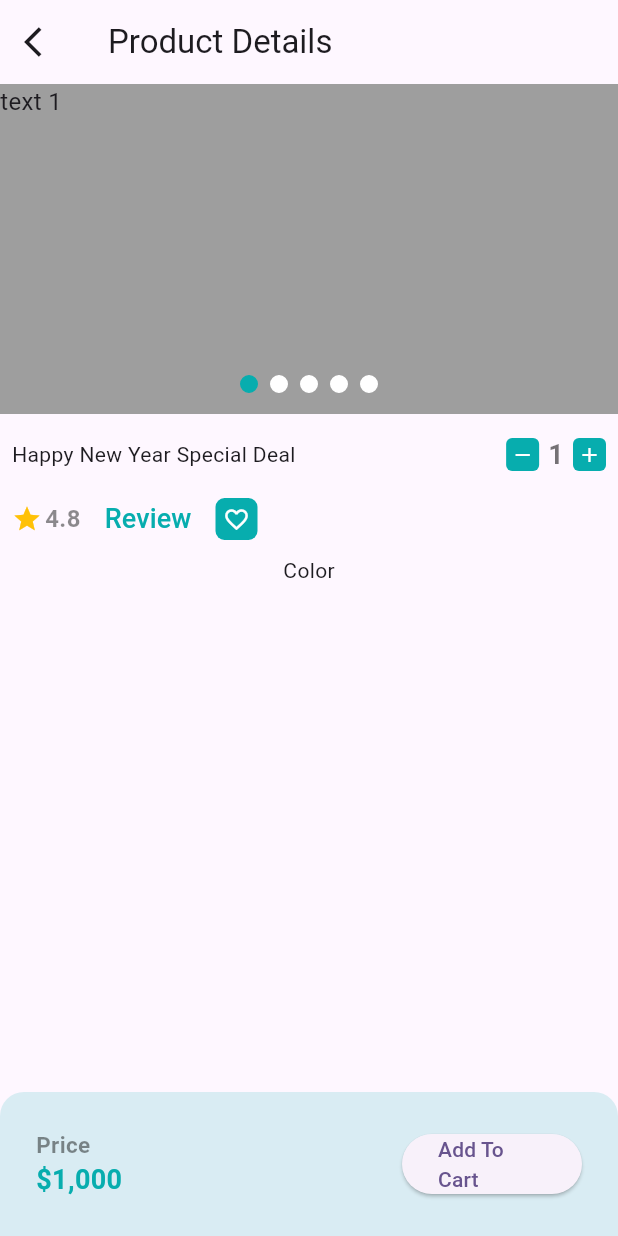
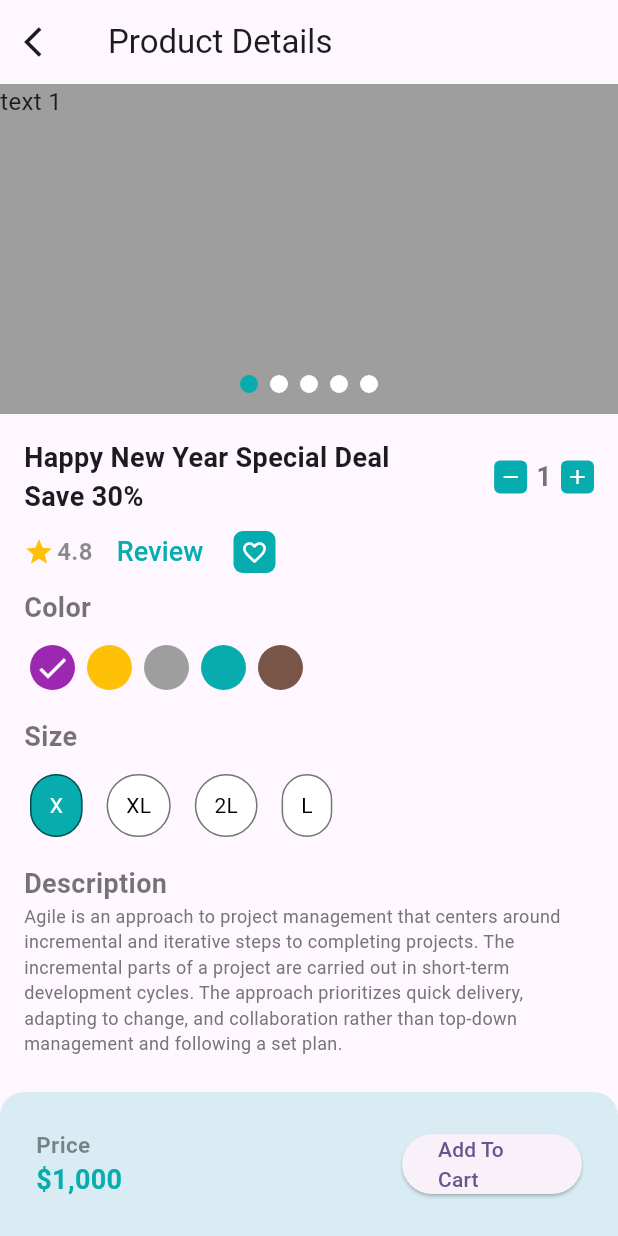
Before and after one commit to Ahmad61-6/craftybay, a Flutter app: the ProductDetailsScreen screen opened directly, on a phone screen of 412 x 824 dp. Run offline on Flutter 3.47's test engine with Material 3 defaults, Android fonts, the phone set to English and light mode, and no system bars; drawn by our look-alikes of carousel_slider; our stand-ins replace get, pin_code_fields.

Commit message:
Done on Product Details Screen.

```diff
--- a/lib/presentation/ui/screens/product_details_screen.dart
+++ b/lib/presentation/ui/screens/product_details_screen.dart
@@ -1,7 +1,9 @@
 import 'package:crafty_bay/presentation/ui/screens/home_screen.dart';
 import 'package:crafty_bay/presentation/ui/utility/app_colors.dart';
 import 'package:crafty_bay/presentation/ui/widgets/custom_product_item_count.dart';
+import 'package:crafty_bay/presentation/ui/widgets/product_details/color_selector.dart';
 import 'package:crafty_bay/presentation/ui/widgets/product_details/product_image_carousel.dart';
+import 'package:crafty_bay/presentation/ui/widgets/product_details/size_selector.dart';
 import 'package:flutter/material.dart';
 import 'package:get/get.dart';
 
@@ -13,6 +15,15 @@ class ProductDetailsScreen extends StatefulWidget {
 }
 
 class _ProductDetailsScreenState extends State<ProductDetailsScreen> {
+  List<Color> colors = [
+    Colors.purple,
+    Colors.amber,
+    Colors.grey,
+    AppColors.primaryColor,
+    Colors.brown
+  ];
+  List<String> sizes = ['X', 'XL', '2L', 'L'];
+  Color _selectedColor = Colors.purple;
   @override
   Widget build(BuildContext context) {
     return Scaffold(
@@ -28,31 +39,39 @@ class _ProductDetailsScreenState extends State<ProductDetailsScreen> {
       body: Column(
         children: [
           Expanded(
+            child: SingleChildScrollView(
               child: Column(
                 children: [
                   const ProductImageCarousel(),
                   Padding(
-                  padding: const EdgeInsets.all(8.0),
+                    padding: const EdgeInsets.all(16.0),
                     child: Column(
+                      crossAxisAlignment: CrossAxisAlignment.start,
                       children: [
                         Row(
                           mainAxisAlignment: MainAxisAlignment.spaceBetween,
                           children: [
-                          const Text('Happy New Year Special Deal'),
+                            const Text(
+                              'Happy New Year Special Deal\nSave 30%',
+                              style: TextStyle(
+                                fontSize: 18,
+                                fontWeight: FontWeight.w600,
+                              ),
+                            ),
                             CustomProductItemCount(),
                           ],
                         ),
                         Row(
                           children: [
-                          Icon(
+                            const Icon(
                               Icons.star,
                               size: 20,
                               color: Colors.amber,
                             ),
-                          SizedBox(
+                            const SizedBox(
                               width: 2,
                             ),
-                          Text(
+                            const Text(
                               '4.8',
                               style: TextStyle(
                                   fontSize: 16,
@@ -64,7 +83,7 @@ class _ProductDetailsScreenState extends State<ProductDetailsScreen> {
                             ),
                             TextButton(
                               onPressed: () {},
-                            child: Text(
+                              child: const Text(
                                 'Review',
                                 style: TextStyle(
                                   color: AppColors.primaryColor,
@@ -73,7 +92,7 @@ class _ProductDetailsScreenState extends State<ProductDetailsScreen> {
                               ),
                             ),
                             const SizedBox(
-                            width: 4,
+                              width: 8,
                             ),
                             Container(
                               height: 28,
@@ -82,7 +101,7 @@ class _ProductDetailsScreenState extends State<ProductDetailsScreen> {
                                 color: AppColors.primaryColor,
                                 borderRadius: BorderRadius.circular(6),
                               ),
-                            child: Icon(
+                              child: const Icon(
                                 Icons.favorite_outline,
                                 color: Colors.white,
                                 size: 18,
@@ -90,11 +109,60 @@ class _ProductDetailsScreenState extends State<ProductDetailsScreen> {
                             ),
                           ],
                         ),
-                      const Text('Color')
+                        const Text(
+                          'Color',
+                          style: TextStyle(
+                              fontSize: 18,
+                              fontWeight: FontWeight.w600,
+                              color: Colors.black54),
+                        ),
+                        const SizedBox(
+                          height: 8,
+                        ),
+                        ColorSelector(
+                            colors: colors,
+                            onChange: (selectedColor) {
+                              _selectedColor = selectedColor;
+                            }),
+                        const SizedBox(
+                          height: 14,
+                        ),
+                        const Text(
+                          'Size',
+                          style: TextStyle(
+                              fontSize: 18,
+                              fontWeight: FontWeight.w600,
+                              color: Colors.black54),
+                        ),
+                        const SizedBox(
+                          height: 8,
+                        ),
+                        SizeSelector(
+                          sizes: sizes,
+                          onChange: (selectedSize) {},
+                        ),
+                        const SizedBox(
+                          height: 14,
+                        ),
+                        const Text(
+                          'Description',
+                          style: TextStyle(
+                              fontSize: 18,
+                              fontWeight: FontWeight.w600,
+                              color: Colors.black54),
+                        ),
+                        Text(
+                          'Agile is an approach to project management that centers around incremental and iterative steps to completing projects. '
+                          'The incremental parts of a project are carried out in short-term development cycles.'
+                          ' The approach prioritizes quick delivery, adapting to change, and collaboration rather than top-down management and following a set plan.',
+                          style: TextStyle(
+                              fontSize: 12, color: Colors.grey.shade600),
+                        )
                       ],
                     ),
                   ),
                 ],
+              ),
             ),
           ),
           priceAndAddToCartSection,
--- /dev/null
+++ b/lib/presentation/ui/widgets/product_details/color_selector.dart
@@ -0,0 +1,52 @@
+import 'package:flutter/material.dart';
+
+class ColorSelector extends StatefulWidget {
+  const ColorSelector(
+      {super.key, required this.colors, required this.onChange});
+  final List<Color> colors;
+  final Function(Color) onChange;
+
+  @override
+  State<ColorSelector> createState() => _ColorSelectorState();
+}
+
+class _ColorSelectorState extends State<ColorSelector> {
+  late Color _selectedColor;
+  @override
+  void initState() {
+    super.initState();
+    _selectedColor = widget.colors.first;
+  }
+
+  @override
+  Widget build(BuildContext context) {
+    return Row(
+      mainAxisAlignment: MainAxisAlignment.start,
+      children: widget.colors
+          .map((c) => InkWell(
+                borderRadius: BorderRadius.circular(15),
+                onTap: () {
+                  _selectedColor = c;
+                  widget.onChange(c);
+                  if (mounted) {
+                    setState(() {});
+                  }
+                },
+                child: Padding(
+                  padding: const EdgeInsets.all(4.0),
+                  child: CircleAvatar(
+                    backgroundColor: c,
+                    radius: 15,
+                    child: _selectedColor == c
+                        ? const Icon(
+                            Icons.done,
+                            color: Colors.white,
+                          )
+                        : null,
+                  ),
+                ),
+              ))
+          .toList(),
+    );
+  }
+}
--- /dev/null
+++ b/lib/presentation/ui/widgets/product_details/size_selector.dart
@@ -0,0 +1,59 @@
+import 'package:crafty_bay/presentation/ui/utility/app_colors.dart';
+import 'package:flutter/material.dart';
+
+class SizeSelector extends StatefulWidget {
+  const SizeSelector({super.key, required this.sizes, required this.onChange});
+  final List<String> sizes;
+  final Function(String) onChange;
+
+  @override
+  State<SizeSelector> createState() => _SizeSelectorState();
+}
+
+class _SizeSelectorState extends State<SizeSelector> {
+  late String _selectedSize;
+  @override
+  void initState() {
+    super.initState();
+    _selectedSize = widget.sizes.first;
+  }
+
+  @override
+  Widget build(BuildContext context) {
+    return Row(
+      mainAxisAlignment: MainAxisAlignment.start,
+      children: widget.sizes
+          .map((s) => InkWell(
+                borderRadius: BorderRadius.circular(15),
+                onTap: () {
+                  _selectedSize = s;
+                  widget.onChange(s);
+                  if (mounted) {
+                    setState(() {});
+                  }
+                },
+                child: Padding(
+                  padding: const EdgeInsets.all(4.0),
+                  child: Container(
+                    padding: const EdgeInsets.symmetric(
+                        horizontal: 12, vertical: 10),
+                    margin: const EdgeInsets.only(right: 8),
+                    decoration: BoxDecoration(
+                        borderRadius: BorderRadius.circular(30),
+                        border: Border.all(color: Colors.black54),
+                        color: s == _selectedSize
+                            ? AppColors.primaryColor
+                            : Colors.white),
+                    child: Text(
+                      s,
+                      style: TextStyle(
+                        color: s == _selectedSize ? Colors.white : Colors.black,
+                      ),
+                    ),
+                  ),
+                ),
+              ))
+          .toList(),
+    );
+  }
+}
```
Lines whose indentation alone changed are shown as unchanged.
